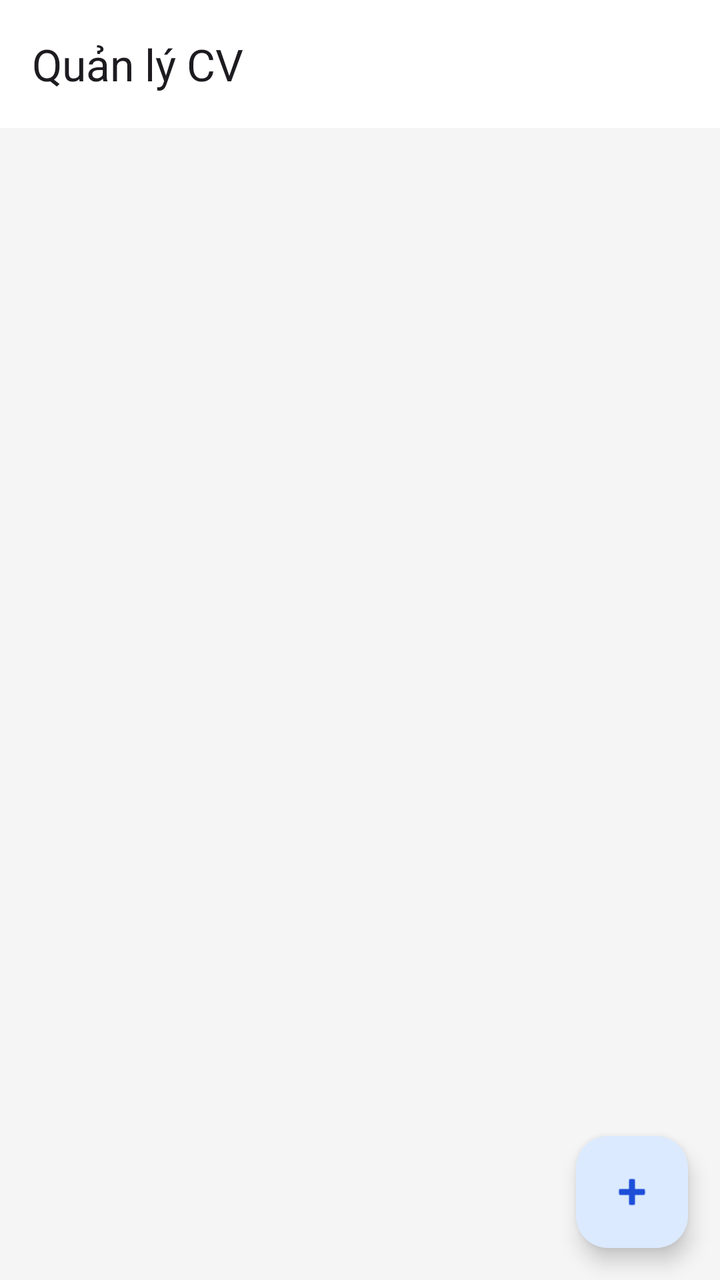
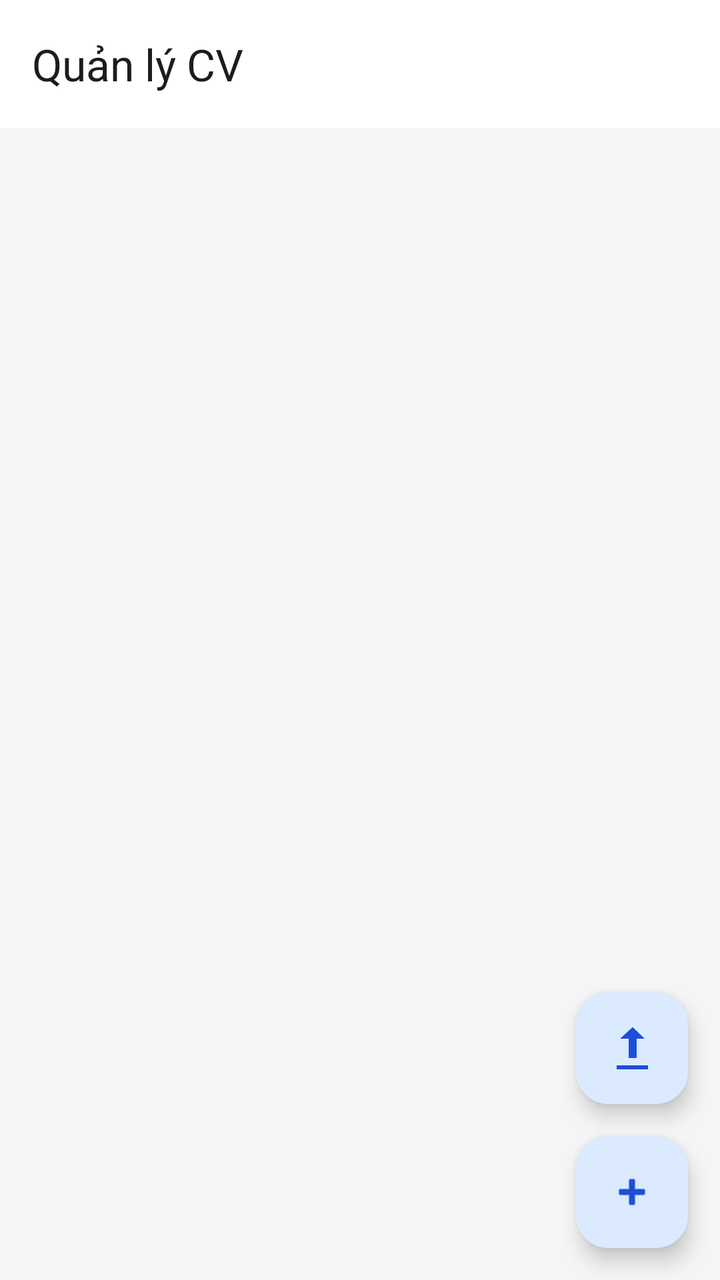

Screens rendered from an Android XML layout before and after an edit, with the pre-edit source and the edit as a unified diff.
<!-- AndroidManifest.xml: application theme Theme.Jobmate -->
<!-- res/layout/fragment_resumes.xml -->
<?xml version="1.0" encoding="utf-8"?>
<androidx.constraintlayout.widget.ConstraintLayout xmlns:android="http://schemas.android.com/apk/res/android"
    xmlns:app="http://schemas.android.com/apk/res-auto"
    xmlns:tools="http://schemas.android.com/tools"
    android:layout_width="match_parent"
    android:layout_height="match_parent"
    android:background="#F5F5F5">

    <androidx.appcompat.widget.Toolbar
        android:id="@+id/toolbar"
        android:layout_width="match_parent"
        android:layout_height="?attr/actionBarSize"
        android:background="@color/white"
        app:layout_constraintTop_toTopOf="parent"
        app:title="Quản lý CV" />

    <androidx.recyclerview.widget.RecyclerView
        android:id="@+id/rvResumes"
        android:layout_width="match_parent"
        android:layout_height="0dp"
        android:padding="8dp"
        app:layout_constraintBottom_toBottomOf="parent"
        app:layout_constraintTop_toBottomOf="@id/toolbar"
        tools:listitem="@layout/item_resume" />

    <ProgressBar
        android:id="@+id/progressBar"
        android:layout_width="wrap_content"
        android:layout_height="wrap_content"
        android:visibility="gone"
        app:layout_constraintBottom_toBottomOf="parent"
        app:layout_constraintEnd_toEndOf="parent"
        app:layout_constraintStart_toStartOf="parent"
        app:layout_constraintTop_toTopOf="parent" />

    <com.google.android.material.floatingactionbutton.FloatingActionButton
        android:id="@+id/fabAddResume"
        android:layout_width="wrap_content"
        android:layout_height="wrap_content"
        android:layout_margin="16dp"
        android:contentDescription="Thêm CV"
        app:layout_constraintBottom_toBottomOf="parent"
        app:layout_constraintEnd_toEndOf="parent"
        app:srcCompat="@android:drawable/ic_input_add" />

</androidx.constraintlayout.widget.ConstraintLayout>
<!-- res/layout/item_resume.xml (included above) -->
<?xml version="1.0" encoding="utf-8"?>
<com.google.android.material.card.MaterialCardView xmlns:android="http://schemas.android.com/apk/res/android"
    xmlns:app="http://schemas.android.com/apk/res-auto"
    android:layout_width="match_parent"
    android:layout_height="wrap_content"
    android:layout_margin="8dp"
    app:cardCornerRadius="8dp"
    app:cardElevation="2dp">

    <androidx.constraintlayout.widget.ConstraintLayout
        android:layout_width="match_parent"
        android:layout_height="wrap_content"
        android:padding="16dp">

        <TextView
            android:id="@+id/tvResumeTitle"
            android:layout_width="0dp"
            android:layout_height="wrap_content"
            android:text="Tiêu đề CV"
            android:textColor="@color/black"
            android:textSize="18sp"
            android:textStyle="bold"
            app:layout_constraintEnd_toStartOf="@+id/ivDefault"
            app:layout_constraintStart_toStartOf="parent"
            app:layout_constraintTop_toTopOf="parent" />

        <ImageView
            android:id="@+id/ivDefault"
            android:layout_width="24dp"
            android:layout_height="24dp"
            android:src="@android:drawable/btn_star_big_on"
            android:visibility="gone"
            app:layout_constraintEnd_toEndOf="parent"
            app:layout_constraintTop_toTopOf="parent" />

        <TextView
            android:id="@+id/tvFullName"
            android:layout_width="wrap_content"
            android:layout_height="wrap_content"
            android:layout_marginTop="4dp"
            android:text="Họ và tên"
            app:layout_constraintStart_toStartOf="parent"
            app:layout_constraintTop_toBottomOf="@id/tvResumeTitle" />

        <TextView
            android:id="@+id/tvCreatedAt"
            android:layout_width="wrap_content"
            android:layout_height="wrap_content"
            android:layout_marginTop="4dp"
            android:text="Ngày tạo"
            android:textSize="12sp"
            app:layout_constraintStart_toStartOf="parent"
            app:layout_constraintTop_toBottomOf="@id/tvFullName" />

        <LinearLayout
            android:layout_width="wrap_content"
            android:layout_height="wrap_content"
            android:layout_marginTop="8dp"
            android:orientation="horizontal"
            app:layout_constraintEnd_toEndOf="parent"
            app:layout_constraintTop_toBottomOf="@id/tvCreatedAt">

            <Button
                android:id="@+id/btnEdit"
                style="@style/Widget.MaterialComponents.Button.TextButton"
                android:layout_width="wrap_content"
                android:layout_height="wrap_content"
                android:text="Sửa" />

            <Button
                android:id="@+id/btnDelete"
                style="@style/Widget.MaterialComponents.Button.TextButton"
                android:layout_width="wrap_content"
                android:layout_height="wrap_content"
                android:text="Xóa"
                android:textColor="@color/design_default_color_error" />

            <Button
                android:id="@+id/btnSetDefault"
                style="@style/Widget.MaterialComponents.Button.TextButton"
                android:layout_width="wrap_content"
                android:layout_height="wrap_content"
                android:text="Đặt mặc định" />
        </LinearLayout>

    </androidx.constraintlayout.widget.ConstraintLayout>

</com.google.android.material.card.MaterialCardView>
<!-- resources referenced by this layout -->
<resources>
  <color name="black">#FF000000</color>
  <color name="white">#FFFFFFFF</color>
  <style name="Theme.Jobmate" parent="Base.Theme.Jobmate" />
  <style name="Base.Theme.Jobmate" parent="Theme.Material3.DayNight.NoActionBar">
          
          <item name="colorPrimary">@color/primary</item>
          <item name="colorOnPrimary">@color/white</item>
          <item name="colorPrimaryContainer">@color/primary_light</item>
          <item name="colorOnPrimaryContainer">@color/primary_dark</item>
  
          <item name="colorSecondary">@color/text_secondary</item>
          <item name="colorOnSecondary">@color/white</item>
  
          <item name="android:windowBackground">@color/background</item>
          <item name="colorSurface">@color/surface</item>
          <item name="colorOnSurface">@color/text_primary</item>
  
          <item name="colorError">@color/error</item>
          <item name="colorOnError">@color/white</item>
  
          
          <item name="android:statusBarColor">@color/background</item>
          <item name="android:windowLightStatusBar" tools:targetApi="m">true</item>
          <item name="android:navigationBarColor">@color/background</item>
          <item name="android:windowLightNavigationBar" tools:targetApi="o_mr1">true</item>
      </style>
  <color name="primary">#2563EB</color>
  <color name="primary_light">#DBEAFE</color>
  <color name="primary_dark">#1D4ED8</color>
  <color name="text_secondary">#64748B</color>
  <color name="background">#F8FAFC</color>
  <color name="surface">#FFFFFF</color>
  <color name="text_primary">#0F172A</color>
  <color name="error">#DC2626</color>
</resources>

<!-- the commit's change to res/layout/fragment_resumes.xml (unified diff, before → after) -->
@@ -42,6 +42,17 @@
         app:layout_constraintBottom_toBottomOf="parent"
         app:layout_constraintEnd_toEndOf="parent"
         app:srcCompat="@android:drawable/ic_input_add" />
+
+    <com.google.android.material.floatingactionbutton.FloatingActionButton
+        android:id="@+id/fabUploadResume"
+        android:layout_width="wrap_content"
+        android:layout_height="wrap_content"
+        android:layout_marginEnd="16dp"
+        android:layout_marginBottom="16dp"
+        android:contentDescription="Tải lên CV"
+        app:layout_constraintBottom_toTopOf="@id/fabAddResume"
+        app:layout_constraintEnd_toEndOf="parent"
+        app:srcCompat="@android:drawable/stat_sys_upload" />
 
 </androidx.constraintlayout.widget.ConstraintLayout>
 <!-- res/layout/item_resume.xml (included above) -->
@@ -108,6 +119,14 @@
             app:layout_constraintTop_toBottomOf="@id/tvCreatedAt">
 
             <Button
+                android:id="@+id/btnAnalyze"
+                style="@style/Widget.MaterialComponents.Button.TextButton"
+                android:layout_width="wrap_content"
+                android:layout_height="wrap_content"
+                android:text="@string/ai_analyze"
+                android:textColor="@color/primary" />
+
+            <Button
                 android:id="@+id/btnEdit"
                 style="@style/Widget.MaterialComponents.Button.TextButton"
                 android:layout_width="wrap_content"
<!-- resource entries referenced after the edit -->
@@ -2,6 +2,7 @@
 <resources>
   <color name="black">#FF000000</color>
   <color name="white">#FFFFFFFF</color>
+  <string name="ai_analyze">Phân tích AI</string>
   <style name="Theme.Jobmate" parent="Base.Theme.Jobmate" />
   <style name="Base.Theme.Jobmate" parent="Theme.Material3.DayNight.NoActionBar">
           
